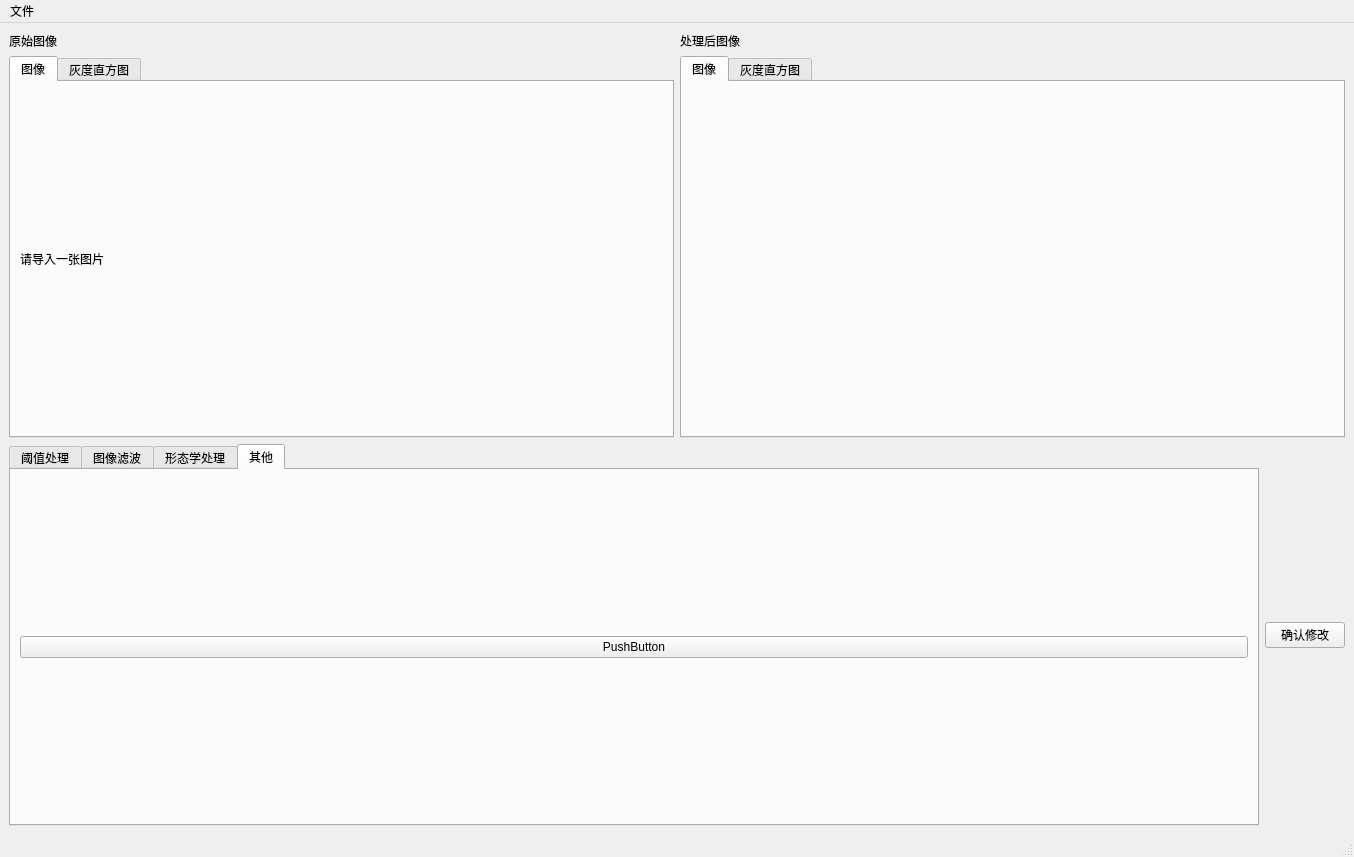
Before: the Qt Designer form BI123.ui in lingyy-1109/BI123, drawn with Qt 5.
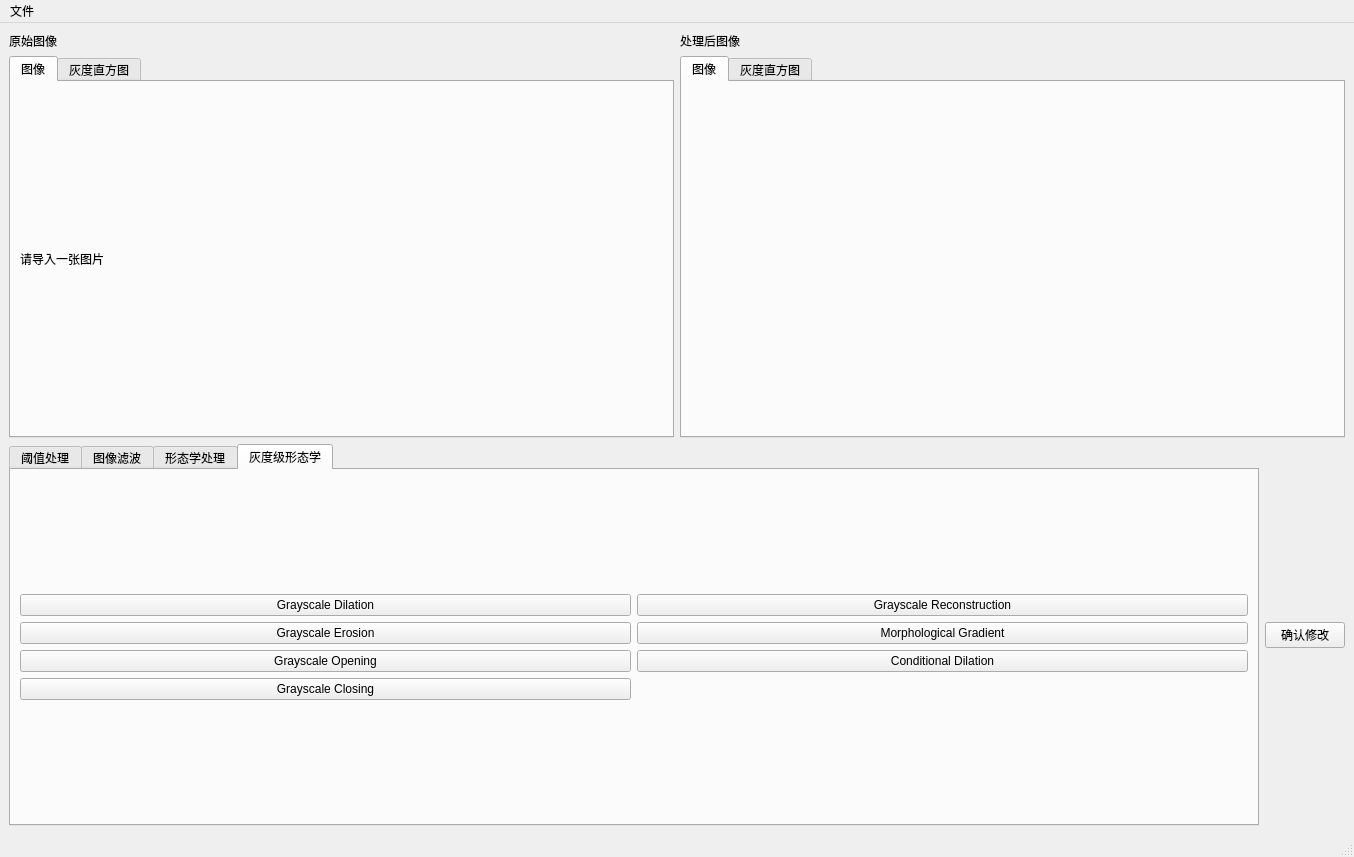
After: the same form once the commit is applied. The open tabs and pages were chosen to show the change.

```diff
--- a/BI123.ui
+++ b/BI123.ui
@@ -459,15 +459,57 @@
         </widget>
         <widget class="QWidget" name="tab_12">
          <attribute name="title">
-          <string>其他</string>
+          <string>灰度级形态学</string>
          </attribute>
          <layout class="QGridLayout" name="gridLayout_6">
-          <item row="0" column="0">
-           <layout class="QVBoxLayout" name="verticalLayout_4">
-            <item>
-             <widget class="QPushButton" name="pushButton_3">
+          <item row="1" column="0">
+           <layout class="QGridLayout" name="gridLayout_9">
+            <item row="1" column="0">
+             <widget class="QPushButton" name="GErosionButton">
               <property name="text">
-               <string>PushButton</string>
+               <string>Grayscale Erosion</string>
+              </property>
+             </widget>
+            </item>
+            <item row="3" column="0">
+             <widget class="QPushButton" name="GClosingButton">
+              <property name="text">
+               <string>Grayscale Closing</string>
+              </property>
+             </widget>
+            </item>
+            <item row="0" column="1">
+             <widget class="QPushButton" name="GReconstructionButton">
+              <property name="text">
+               <string>Grayscale Reconstruction</string>
+              </property>
+             </widget>
+            </item>
+            <item row="0" column="0">
+             <widget class="QPushButton" name="GDilationButton">
+              <property name="text">
+               <string>Grayscale Dilation</string>
+              </property>
+             </widget>
+            </item>
+            <item row="2" column="0">
+             <widget class="QPushButton" name="GOpeningButton">
+              <property name="text">
+               <string>Grayscale Opening</string>
+              </property>
+             </widget>
+            </item>
+            <item row="1" column="1">
+             <widget class="QPushButton" name="MorphologicalGradientButton">
+              <property name="text">
+               <string>Morphological Gradient</string>
+              </property>
+             </widget>
+            </item>
+            <item row="2" column="1">
+             <widget class="QPushButton" name="ConditionalDilationButton">
+              <property name="text">
+               <string>Conditional Dilation</string>
               </property>
              </widget>
             </item>
```
Left out of the diff: 9 changed lines with no effect on the pictures.
